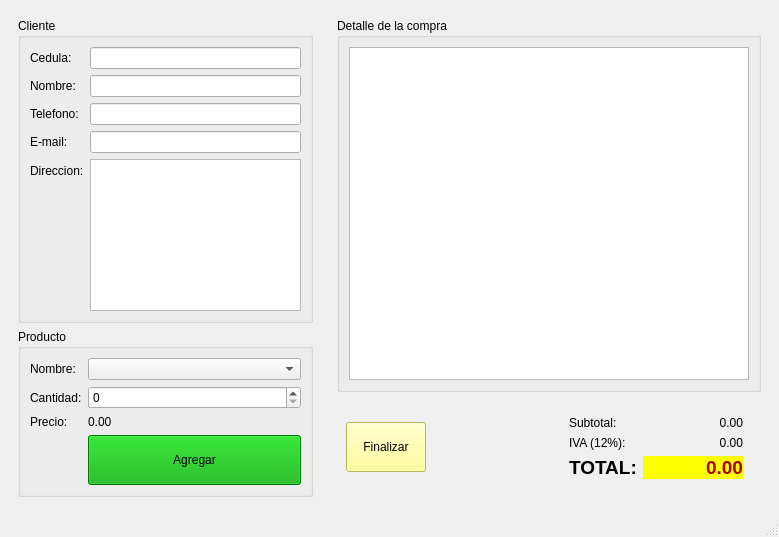
First picture: the form in tienda.ui, repository byronstz/Tienda_bs, before the edit.
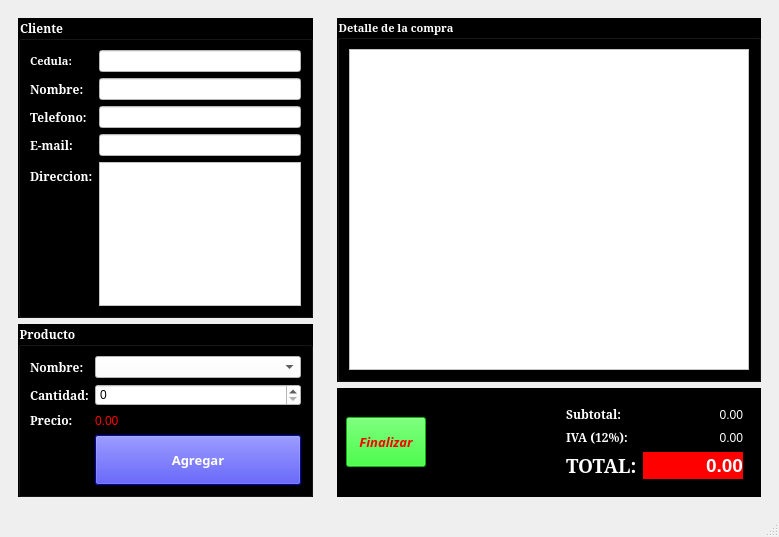
Second picture: the form after the edit. Icons and pictures are not drawn.

```diff
--- a/tienda.ui
+++ b/tienda.ui
@@ -39,52 +39,119 @@
       <layout class="QVBoxLayout" name="verticalLayout">
        <item>
         <widget class="QGroupBox" name="groupBox">
+         <property name="font">
+          <font>
+           <family>MS Serif</family>
+           <weight>75</weight>
+           <bold>true</bold>
+          </font>
+         </property>
+         <property name="styleSheet">
+          <string notr="true">background-color: rgb(0, 0, 0);
+color: rgb(255, 255, 255);</string>
+         </property>
          <property name="title">
           <string>Cliente</string>
          </property>
          <layout class="QFormLayout" name="formLayout">
           <item row="0" column="0">
            <widget class="QLabel" name="label">
+            <property name="font">
+             <font>
+              <family>MS Serif</family>
+              <pointsize>8</pointsize>
+              <weight>75</weight>
+              <bold>true</bold>
+             </font>
+            </property>
             <property name="text">
              <string>Cedula:</string>
             </property>
            </widget>
           </item>
           <item row="0" column="1">
-           <widget class="QLineEdit" name="inCedula"/>
+           <widget class="QLineEdit" name="inCedula">
+            <property name="styleSheet">
+             <string notr="true">background-color:  rgb(255, 255, 255);
+color: rgb(0, 0, 0);</string>
+            </property>
+           </widget>
           </item>
           <item row="1" column="0">
            <widget class="QLabel" name="label_2">
+            <property name="font">
+             <font>
+              <family>MS Serif</family>
+              <weight>75</weight>
+              <bold>true</bold>
+             </font>
+            </property>
             <property name="text">
              <string>Nombre:</string>
             </property>
            </widget>
           </item>
           <item row="1" column="1">
-           <widget class="QLineEdit" name="inNombre"/>
+           <widget class="QLineEdit" name="inNombre">
+            <property name="styleSheet">
+             <string notr="true">background-color:  rgb(255, 255, 255);
+color: rgb(0, 0, 0);</string>
+            </property>
+           </widget>
           </item>
           <item row="2" column="0">
            <widget class="QLabel" name="label_3">
+            <property name="font">
+             <font>
+              <family>MS Serif</family>
+              <weight>75</weight>
+              <bold>true</bold>
+             </font>
+            </property>
             <property name="text">
              <string>Telefono:</string>
             </property>
            </widget>
           </item>
           <item row="2" column="1">
-           <widget class="QLineEdit" name="inTelefono"/>
+           <widget class="QLineEdit" name="inTelefono">
+            <property name="styleSheet">
+             <string notr="true">background-color:  rgb(255, 255, 255);
+color: rgb(0, 0, 0);</string>
+            </property>
+           </widget>
           </item>
           <item row="3" column="0">
            <widget class="QLabel" name="label_4">
+            <property name="font">
+             <font>
+              <family>MS Serif</family>
+              <weight>75</weight>
+              <bold>true</bold>
+             </font>
+            </property>
             <property name="text">
              <string>E-mail:</string>
             </property>
            </widget>
           </item>
           <item row="3" column="1">
-           <widget class="QLineEdit" name="inEmail"/>
+           <widget class="QLineEdit" name="inEmail">
+            <property name="styleSheet">
+             <string notr="true">background-color:  rgb(255, 255, 255);
+color: rgb(0, 0, 0);</string>
+            </property>
+           </widget>
           </item>
           <item row="4" column="0">
            <widget class="QLabel" name="label_5">
+            <property name="font">
+             <font>
+              <family>MS Serif</family>
+              <weight>75</weight>
+              <bold>true</bold>
+             </font>
+            </property>
             <property name="text">
              <string>Direccion:</string>
             </property>
@@ -92,6 +159,10 @@
           </item>
           <item row="4" column="1">
            <widget class="QPlainTextEdit" name="inDireccion">
+            <property name="styleSheet">
+             <string notr="true">background-color:  rgb(255, 255, 255);
+color: rgb(0, 0, 0);</string>
+            </property>
             <property name="lineWidth">
              <number>3</number>
             </property>
@@ -102,32 +173,74 @@
        </item>
        <item>
         <widget class="QGroupBox" name="groupBox_2">
+         <property name="font">
+          <font>
+           <family>MS Serif</family>
+           <weight>75</weight>
+           <bold>true</bold>
+          </font>
+         </property>
+         <property name="styleSheet">
+          <string notr="true">background-color: rgb(0, 0, 0);
+color: rgb(255, 255, 255);</string>
+         </property>
          <property name="title">
           <string>Producto</string>
          </property>
          <layout class="QFormLayout" name="formLayout_2">
           <item row="0" column="0">
            <widget class="QLabel" name="label_6">
+            <property name="font">
+             <font>
+              <family>MS Serif</family>
+              <weight>75</weight>
+              <bold>true</bold>
+             </font>
+            </property>
             <property name="text">
              <string>Nombre:</string>
             </property>
            </widget>
           </item>
           <item row="0" column="1">
-           <widget class="QComboBox" name="inProducto"/>
+           <widget class="QComboBox" name="inProducto">
+            <property name="styleSheet">
+             <string notr="true">background-color:  rgb(255, 255, 255);
+color: rgb(0, 0, 0);</string>
+            </property>
+           </widget>
           </item>
           <item row="1" column="0">
            <widget class="QLabel" name="label_7">
+            <property name="font">
+             <font>
+              <family>MS Serif</family>
+              <weight>75</weight>
+              <bold>true</bold>
+             </font>
+            </property>
             <property name="text">
              <string>Cantidad:</string>
             </property>
            </widget>
           </item>
           <item row="1" column="1">
-           <widget class="QSpinBox" name="inCantidad"/>
+           <widget class="QSpinBox" name="inCantidad">
+            <property name="styleSheet">
+             <string notr="true">background-color:  rgb(255, 255, 255);
+color: rgb(0, 0, 0);</string>
+            </property>
+           </widget>
           </item>
           <item row="2" column="0">
            <widget class="QLabel" name="label_8">
+            <property name="font">
+             <font>
+              <family>MS Serif</family>
+              <weight>75</weight>
+              <bold>true</bold>
+             </font>
+            </property>
             <property name="text">
              <string>Precio:</string>
             </property>
@@ -135,6 +248,9 @@
           </item>
           <item row="2" column="1">
            <widget class="QLabel" name="outPrecio">
+            <property name="styleSheet">
+             <string notr="true">color: rgb(255, 0, 0);</string>
+            </property>
             <property name="text">
              <string>0.00</string>
             </property>
@@ -148,8 +264,16 @@
               <height>50</height>
              </size>
             </property>
+            <property name="font">
+             <font>
+              <family>Segoe UI Black</family>
+              <pointsize>10</pointsize>
+              <weight>75</weight>
+              <bold>true</bold>
+             </font>
+            </property>
             <property name="styleSheet">
-             <string notr="true">background-color: rgb(0, 170, 0);</string>
+             <string notr="true">background-color: rgb(0, 0, 255);</string>
             </property>
             <property name="text">
              <string>Agregar</string>
@@ -167,6 +291,18 @@
       <layout class="QVBoxLayout" name="verticalLayout_3">
        <item>
         <widget class="QGroupBox" name="groupBox_3">
+         <property name="font">
+          <font>
+           <family>MS Serif</family>
+           <pointsize>8</pointsize>
+           <weight>75</weight>
+           <bold>true</bold>
+          </font>
+         </property>
+         <property name="styleSheet">
+          <string notr="true">background-color: rgb(0, 0, 0);
+color: rgb(255, 255, 255);</string>
+         </property>
          <property name="title">
           <string>Detalle de la compra</string>
          </property>
@@ -179,6 +315,10 @@
               <height>0</height>
              </size>
             </property>
+            <property name="styleSheet">
+             <string notr="true">background-color:  rgb(255, 255, 255);
+color: rgb(0, 0, 0);</string>
+            </property>
            </widget>
           </item>
          </layout>
@@ -186,6 +326,10 @@
        </item>
        <item>
         <widget class="QWidget" name="widget_3" native="true">
+         <property name="styleSheet">
+          <string notr="true">background-color: rgb(0, 0, 0);
+color: rgb(255, 255, 255);</string>
+         </property>
          <layout class="QHBoxLayout" name="horizontalLayout">
           <item>
            <widget class="QPushButton" name="btnFacturar">
@@ -195,8 +339,18 @@
               <height>50</height>
              </size>
             </property>
+            <property name="font">
+             <font>
+              <family>Segoe UI Semibold</family>
+              <pointsize>10</pointsize>
+              <weight>75</weight>
+              <italic>true</italic>
+              <bold>true</bold>
+             </font>
+            </property>
             <property name="styleSheet">
-             <string notr="true">background-color: rgb(255, 255, 127);</string>
+             <string notr="true">background-color: rgb(0, 255, 0);
+color: rgb(255, 0, 0);</string>
             </property>
             <property name="text">
              <string>Finalizar</string>
@@ -218,9 +372,23 @@
           </item>
           <item>
            <widget class="QWidget" name="widget_4" native="true">
+            <property name="font">
+             <font>
+              <family>MS Serif</family>
+              <weight>75</weight>
+              <bold>true</bold>
+             </font>
+            </property>
             <layout class="QFormLayout" name="formLayout_3">
              <item row="0" column="0">
               <widget class="QLabel" name="label_10">
+               <property name="font">
+                <font>
+                 <family>MS Serif</family>
+                 <weight>75</weight>
+                 <bold>true</bold>
+                </font>
+               </property>
                <property name="text">
                 <string>Subtotal:</string>
                </property>
@@ -247,6 +415,13 @@
              </item>
              <item row="1" column="0">
               <widget class="QLabel" name="label_11">
+               <property name="font">
+                <font>
+                 <family>MS Serif</family>
+                 <weight>75</weight>
+                 <bold>true</bold>
+                </font>
+               </property>
                <property name="text">
                 <string>IVA (12%):</string>
                </property>
@@ -275,6 +450,7 @@
               <widget class="QLabel" name="label_12">
                <property name="font">
                 <font>
+                 <family>MS Serif</family>
                  <pointsize>14</pointsize>
                  <weight>75</weight>
                  <bold>true</bold>
@@ -301,8 +477,8 @@
                 </font>
                </property>
                <property name="styleSheet">
-                <string notr="true">background-color: rgb(255, 255, 0);
-color: rgb(170, 0, 0);</string>
+                <string notr="true">background-color: rgb(255, 0, 0);
+color: rgb(255, 255, 255);</string>
                </property>
                <property name="text">
                 <string>0.00</string>
```
